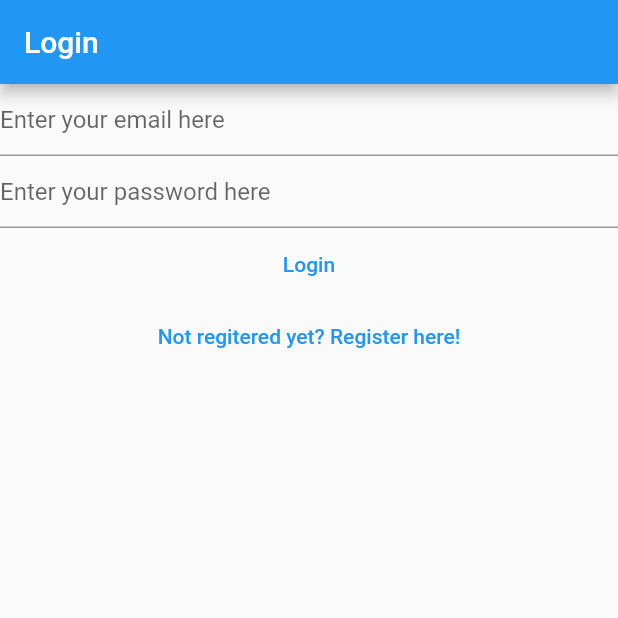
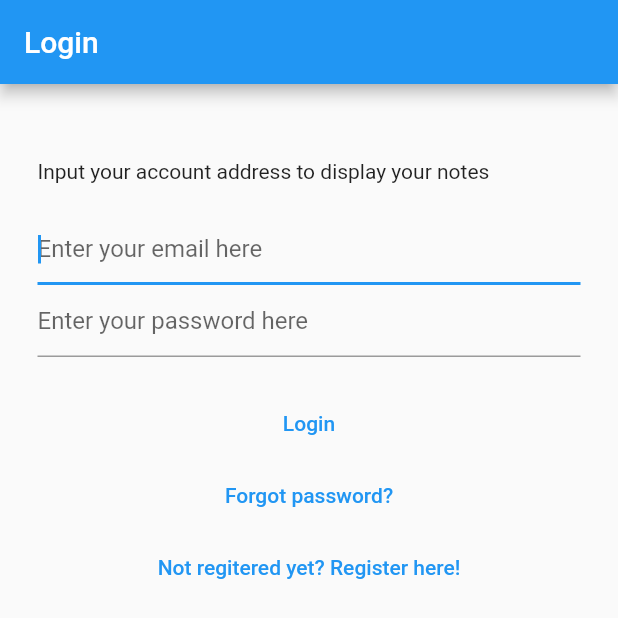
Before and after one commit to widnyana18/flutter-notes, a Flutter app: the screen it shows after launch, on a phone screen of 412 x 824 dp. Shown: the top 618 px of the screen. Run offline on Flutter 3.47's test engine with Material 2 defaults, Android fonts, the light colour scheme and no system bars; our stand-ins replace bloc, cloud_firestore, equatable, firebase_auth, firebase_core, flutter_bloc and 2 more; accounts and stored records are empty.

Commit message:
create forgot password feature and fix views

```diff
--- a/lib/constants/routes.dart
+++ b/lib/constants/routes.dart
@@ -1,5 +1,6 @@
 const loginRoute = '/login/';
 const registerRoute = '/register/';
+const forgotPassword = '/forgot-password/';
 const verifyEmailRoute = '/verify-email/';
 const notesRoute = '/notes/';
 const createUpdateNoteRoute = '/new-notes/';
--- a/lib/main.dart
+++ b/lib/main.dart
@@ -63,6 +63,8 @@ class HomePage extends StatelessWidget {
           return const LoginPage();
         } else if (state is RegisteringState) {
           return const RegisterPage();
+        } else if (state is ForgotPasswordState) {
+          return const ForgotPasswordView();
         } else if (state is NeedVerificationState) {
           return const VerifyEmailPage();
         } else {
--- a/lib/services/auth/auth_provider.dart
+++ b/lib/services/auth/auth_provider.dart
@@ -11,6 +11,7 @@ abstract class AuthProvider {
     required String email,
     required String password,
   });
+  Future<void> sendPasswordReset(String email);
+  Future<void> sendEmailVerification();
   Future<void> signOut();
-  Future<void> sendEmailVerification();
 }
--- a/lib/services/auth/auth_service.dart
+++ b/lib/services/auth/auth_service.dart
@@ -38,4 +38,8 @@ class AuthService implements AuthProvider {
 
   @override
   Future<void> signOut() => provider.signOut();
+
+  @override
+  Future<void> sendPasswordReset(String email) =>
+      provider.sendPasswordReset(email);
 }
--- a/lib/services/auth/bloc/auth_event.dart
+++ b/lib/services/auth/bloc/auth_event.dart
@@ -29,6 +29,16 @@ class RegisterEvent extends AuthEvent {
   });
 }
 
+class ResetPasswordByEmailEvent extends AuthEvent {
+  final String? email;
+  const ResetPasswordByEmailEvent(this.email);
+}
+
+class UpdatePasswordEvent extends AuthEvent {
+  final String newPsw;
+  const UpdatePasswordEvent(this.newPsw);
+}
+
 class NeedRegisterEvent extends AuthEvent {
   const NeedRegisterEvent();
 }
--- a/lib/services/auth/bloc/auth_state.dart
+++ b/lib/services/auth/bloc/auth_state.dart
@@ -6,7 +6,7 @@ abstract class AuthState {
   final String? loadingText;
   const AuthState({
     this.isLoading = false,
-    this.loadingText,
+    this.loadingText = 'Please wait a moment',
   });
 }
 
@@ -19,7 +19,7 @@ class AuthenticatedState extends AuthState with EquatableMixin {
   const AuthenticatedState({
     required this.user,
     super.isLoading,
-    super.loadingText = 'Please wait a moment',
+    super.loadingText,
   });
 
   @override
@@ -29,6 +29,17 @@ class AuthenticatedState extends AuthState with EquatableMixin {
 class RegisteringState extends AuthState {
   final Exception? error;
   const RegisteringState(this.error);
+}
+
+class ForgotPasswordState extends AuthState {
+  final Exception? error;
+  final bool hasSentEmail;
+
+  const ForgotPasswordState({
+    this.error,
+    this.hasSentEmail = false,
+    super.isLoading,
+  });
 }
 
 class NeedVerificationState extends AuthState {
--- a/lib/utils/dialogs/cannot_share_empty_note_dialog.dart
+++ b/lib/utils/dialogs/cannot_share_empty_note_dialog.dart
@@ -1,8 +1,8 @@
 import 'package:flutter/material.dart';
 import 'package:flutter_begineer/utils/dialogs/generic_dialog.dart';
 
-Future<void> showCantShareEmptyNoteDialog(BuildContext context) async {
-  return await showGenericDialog(
+Future<void> showCantShareEmptyNoteDialog(BuildContext context) {
+  return showGenericDialog(
     context,
     title: 'Sharing',
     content: 'Error cant share because note is empty',
--- /dev/null
+++ b/lib/utils/dialogs/confirm_password_reset_send_dialog.dart
@@ -0,0 +1,12 @@
+import 'package:flutter/material.dart';
+import 'package:flutter_begineer/utils/dialogs/generic_dialog.dart';
+
+Future<void> showConfirmPasswoedResetSendDialog(BuildContext context) {
+  return showGenericDialog(
+    context,
+    title: 'Forgot Password',
+    content:
+        'We have mpw sent you a password reset link. Please check your email for more information',
+    optionsBuilder: () => {'OKE': null},
+  );
+}
--- a/lib/utils/dialogs/dialogs.dart
+++ b/lib/utils/dialogs/dialogs.dart
@@ -3,3 +3,4 @@ export 'delete_dialog.dart';
 export 'error_dialog.dart';
 export 'loading_dialog.dart';
 export 'logout_dialog.dart';
+export 'confirm_password_reset_send_dialog.dart';
--- a/lib/views/login_page.dart
+++ b/lib/views/login_page.dart
@@ -47,13 +47,20 @@ class _LoginPageState extends State<LoginPage> {
         appBar: AppBar(
           title: const Text('Login'),
         ),
-        body: Column(
+        body: Padding(
+          padding: const EdgeInsets.all(25),
+          child: Column(
+            crossAxisAlignment: CrossAxisAlignment.stretch,
             children: [
+              const SizedBox(height: 25),
+              const Text('Input your account address to display your notes'),
+              const SizedBox(height: 20),
               TextField(
                 controller: _email,
                 keyboardType: TextInputType.emailAddress,
                 enableSuggestions: false,
                 autocorrect: false,
+                autofocus: true,
                 decoration:
                     const InputDecoration(hintText: 'Enter your email here'),
               ),
@@ -62,9 +69,13 @@ class _LoginPageState extends State<LoginPage> {
                 obscureText: true,
                 enableSuggestions: false,
                 autocorrect: false,
+                autofocus: true,
                 decoration:
                     const InputDecoration(hintText: 'Enter your password here'),
               ),
+              const SizedBox(height: 20),
+              Column(
+                children: [
                   TextButton(
                     child: const Text('Login'),
                     onPressed: () async {
@@ -83,6 +94,16 @@ class _LoginPageState extends State<LoginPage> {
                   ),
                   TextButton(
                     onPressed: () {
+                      context
+                          .read<AuthBloc>()
+                          .add(const ResetPasswordByEmailEvent(null));
+                      // Navigator.of(context)
+                      //     .pushNamedAndRemoveUntil(forgotPassword, (route) => false);
+                    },
+                    child: const Text('Forgot password?'),
+                  ),
+                  TextButton(
+                    onPressed: () {
                       context.read<AuthBloc>().add(const NeedRegisterEvent());
                       // Navigator.of(context)
                       //     .pushNamedAndRemoveUntil(registerRoute, (route) => false);
@@ -91,6 +112,9 @@ class _LoginPageState extends State<LoginPage> {
                   ),
                 ],
               ),
+            ],
+          ),
+        ),
       ),
     );
   }
--- a/lib/views/views.dart
+++ b/lib/views/views.dart
@@ -4,4 +4,5 @@ export 'verify_email_page.dart';
 export 'notes/notes_page.dart';
 export 'notes/create_update_note_view.dart';
 export 'notes/notes_list_view.dart';
+export 'forgot_password_view.dart';
 export 'splash_screen.dart';
```
Also changed, not shown: lib/services/auth/bloc/auth_bloc.dart (+38 -1 lines), lib/services/auth/firebase_auth_provider.dart (+18 -0 lines), lib/views/forgot_password_view.dart (added, +94 -0 lines), lib/views/register_page.dart (+14 -2 lines), lib/views/verify_email_page.dart (+11 -1 lines), 1 other file. Lines whose indentation alone changed are shown as unchanged.
